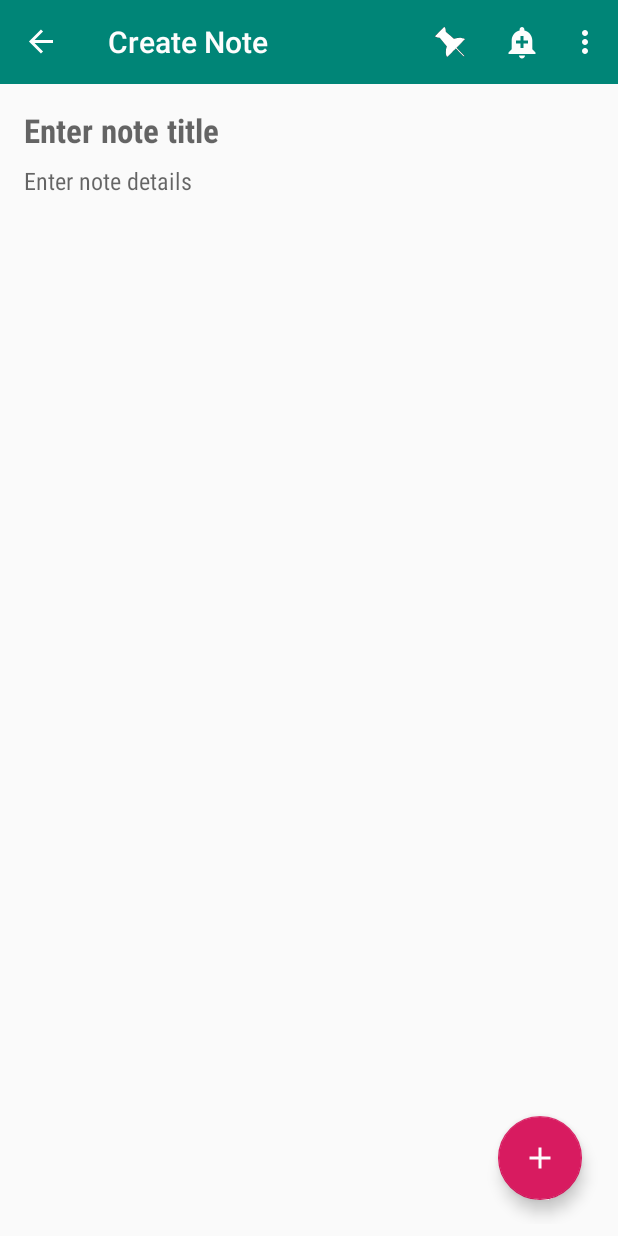
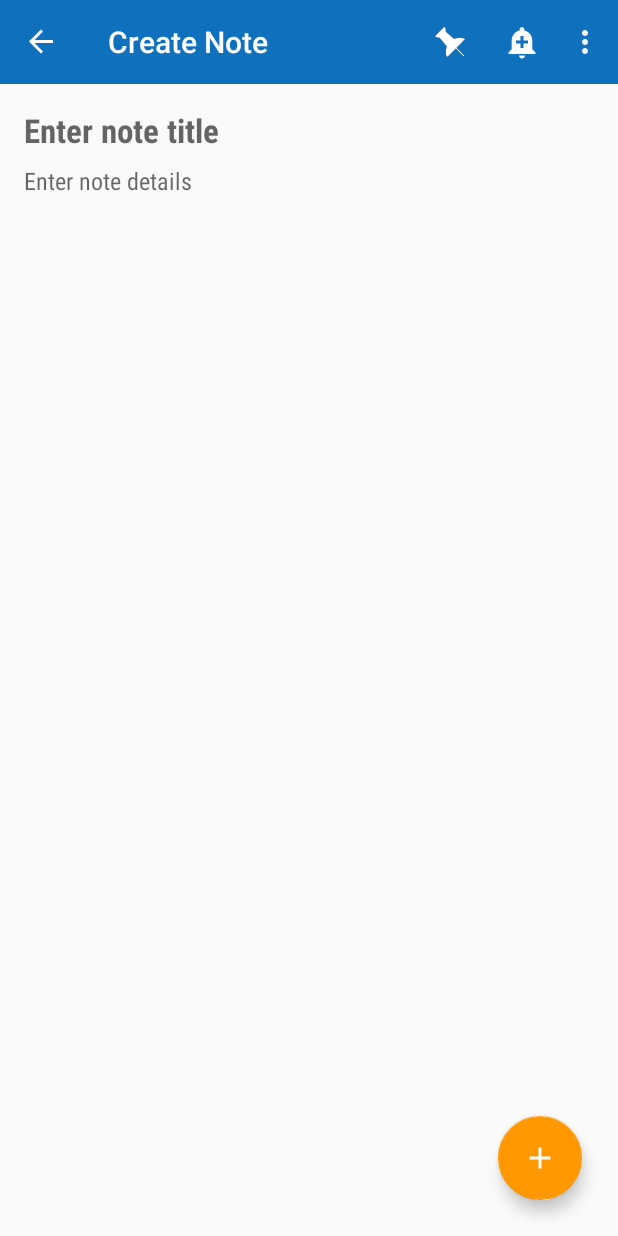
Before and after one commit to androidpirate/SlickNotes, an Android app: the screen it shows after launch (MainActivity), after a tap on "#fab", on a phone screen of 412 x 824 dp. Run offline under Robolectric (Android 15) with nearby library versions, the phone set to English and light mode, and no system bars; our stand-ins replace Room's generated code, navigation-ui.

Commit message:
Refactor - Change app theme colors

```diff
--- a/app/src/main/res/values/colors.xml
+++ b/app/src/main/res/values/colors.xml
@@ -1,11 +1,14 @@
 <?xml version="1.0" encoding="utf-8"?>
 <resources>
-    <color name="colorPrimary">#008577</color>
-    <color name="colorPrimaryDark">#00574B</color>
-    <color name="colorAccent">#D81B60</color>
+    <!-- App Theme -->
+    <color name="colorPrimary">#0F71BE</color>
+    <color name="colorPrimaryDark">#1E37C2</color>
+    <color name="colorAccent">#FF9800</color>
+    <!-- Basic -->
     <color name="colorToolbarFont">#FDFDFD</color>
     <color name="colorEmptyListMessage">#B6B6B6</color>
     <color name="contentFontColor">#1D1D1D</color>
+    <!-- Color Picker Dialog -->
     <color name="colorFabWhite">#FAFAFA</color>
     <color name="colorFabPink">#F2B4F7</color>
     <color name="colorFabYellow">#F8EDB2</color>
```
